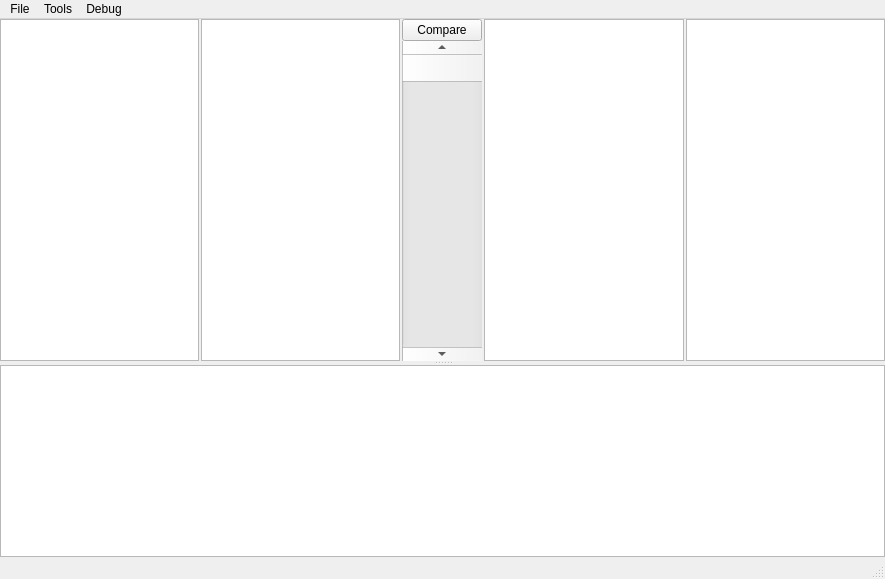
Above: mainwindow.ui from kklibo/DifferenceFinder before the change. Below: the same form after it.
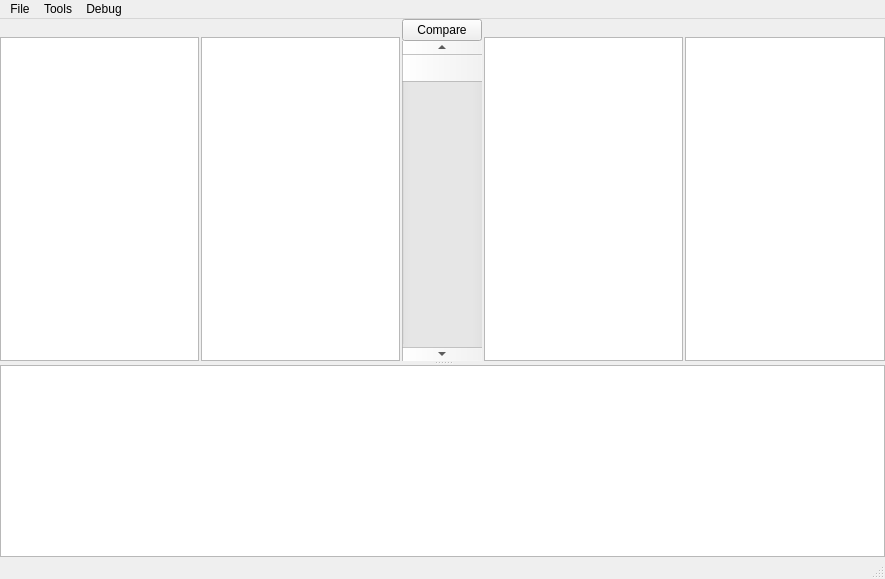
That is the form after the change. Custom widgets are drawn as their Qt base class.

Commit message: filenames are now displayed in labels above hex views and in title bar

```diff
--- a/mainwindow.ui
+++ b/mainwindow.ui
@@ -68,13 +68,36 @@
          <number>0</number>
         </property>
         <item row="0" column="0">
+         <layout class="QHBoxLayout" name="horizontalLayout_3">
+          <property name="spacing">
+           <number>2</number>
+          </property>
+          <item>
+           <layout class="QVBoxLayout" name="verticalLayout_4">
+            <property name="spacing">
+             <number>2</number>
+            </property>
+            <property name="topMargin">
+             <number>2</number>
+            </property>
+            <item>
+             <widget class="QLabel" name="label_File1Path">
+              <property name="text">
+               <string/>
+              </property>
+              <property name="alignment">
+               <set>Qt::AlignLeading|Qt::AlignLeft|Qt::AlignVCenter</set>
+              </property>
+              <property name="indent">
+               <number>2</number>
+              </property>
+             </widget>
+            </item>
+            <item>
          <layout class="QHBoxLayout" name="horizontalLayout">
           <property name="spacing">
            <number>2</number>
           </property>
-          <property name="sizeConstraint">
-           <enum>QLayout::SetDefaultConstraint</enum>
-          </property>
           <item>
            <widget class="QTextEdit" name="textEdit_address1">
             <property name="font">
@@ -119,6 +142,10 @@
             </property>
            </widget>
           </item>
+             </layout>
+            </item>
+           </layout>
+          </item>
           <item>
            <layout class="QVBoxLayout" name="verticalLayout">
             <property name="spacing">
@@ -150,6 +177,32 @@
            </layout>
           </item>
           <item>
+           <layout class="QVBoxLayout" name="verticalLayout_5">
+            <property name="spacing">
+             <number>2</number>
+            </property>
+            <property name="topMargin">
+             <number>2</number>
+            </property>
+            <item>
+             <widget class="QLabel" name="label_File2Path">
+              <property name="text">
+               <string/>
+              </property>
+              <property name="alignment">
+               <set>Qt::AlignLeading|Qt::AlignLeft|Qt::AlignVCenter</set>
+              </property>
+              <property name="indent">
+               <number>2</number>
+              </property>
+             </widget>
+            </item>
+            <item>
+             <layout class="QHBoxLayout" name="horizontalLayout_2">
+              <property name="spacing">
+               <number>2</number>
+              </property>
+              <item>
            <widget class="QTextEdit" name="textEdit_address2">
             <property name="font">
              <font>
@@ -192,6 +245,10 @@
              <bool>true</bool>
             </property>
            </widget>
+              </item>
+             </layout>
+            </item>
+           </layout>
           </item>
          </layout>
         </item>
```
Left out of the diff: 2 changed lines with no effect on the pictures. Lines whose indentation alone changed are shown as unchanged. The commit also changes 4 other files.
